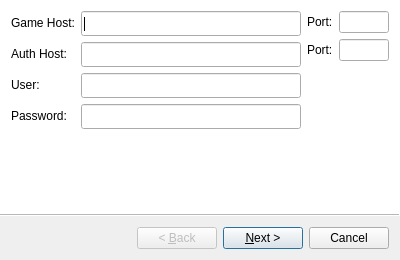
First picture: the form in gui/connectwizard.ui, repository matoom/frostbite, before the edit.
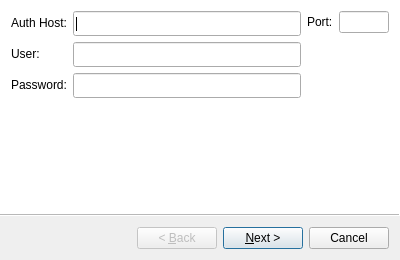
Second picture: the form after the edit. Icons and pictures are not drawn. Custom widgets are drawn as their Qt base class.

Commit message: Fixed highlighter concurrency and memory issues, updated connection wizard to include game selection, added familiar window, added handling for ooc text and added general highlighting for incoming damage text.

The edit to the form file:
```diff
--- a/gui/connectwizard.ui
+++ b/gui/connectwizard.ui
@@ -44,42 +44,13 @@
            <enum>QFormLayout::AllNonFixedFieldsGrow</enum>
           </property>
           <item row="0" column="0">
-           <widget class="QLabel" name="gameHostLabel">
-            <property name="text">
-             <string>Game Host:</string>
-            </property>
-           </widget>
-          </item>
-          <item row="0" column="1">
-           <widget class="QLineEdit" name="gameHostEdit">
-            <property name="sizePolicy">
-             <sizepolicy hsizetype="Expanding" vsizetype="Maximum">
-              <horstretch>0</horstretch>
-              <verstretch>0</verstretch>
-             </sizepolicy>
-            </property>
-            <property name="minimumSize">
-             <size>
-              <width>0</width>
-              <height>25</height>
-             </size>
-            </property>
-            <property name="maximumSize">
-             <size>
-              <width>16777215</width>
-              <height>25</height>
-             </size>
-            </property>
-           </widget>
-          </item>
-          <item row="1" column="0">
            <widget class="QLabel" name="authHostLabel">
             <property name="text">
              <string>Auth Host:</string>
             </property>
            </widget>
           </item>
-          <item row="1" column="1">
+          <item row="0" column="1">
            <widget class="QLineEdit" name="authHostEdit">
             <property name="sizePolicy">
              <sizepolicy hsizetype="Expanding" vsizetype="Maximum">
@@ -101,14 +72,14 @@
             </property>
            </widget>
           </item>
-          <item row="2" column="0">
+          <item row="1" column="0">
            <widget class="QLabel" name="userLabel">
             <property name="text">
              <string>User:</string>
             </property>
            </widget>
           </item>
-          <item row="2" column="1">
+          <item row="1" column="1">
            <widget class="QLineEdit" name="userEdit">
             <property name="sizePolicy">
              <sizepolicy hsizetype="Expanding" vsizetype="Maximum">
@@ -130,14 +101,14 @@
             </property>
            </widget>
           </item>
-          <item row="3" column="0">
+          <item row="2" column="0">
            <widget class="QLabel" name="passwordLabel">
             <property name="text">
              <string>Password:</string>
             </property>
            </widget>
           </item>
-          <item row="3" column="1">
+          <item row="2" column="1">
            <widget class="QLineEdit" name="passwordEdit">
             <property name="sizePolicy">
              <sizepolicy hsizetype="Expanding" vsizetype="Maximum">
@@ -166,37 +137,17 @@
         </item>
         <item>
          <layout class="QFormLayout" name="formLayout">
+          <property name="fieldGrowthPolicy">
+           <enum>QFormLayout::AllNonFixedFieldsGrow</enum>
+          </property>
           <item row="0" column="0">
-           <widget class="QLabel" name="gamePortLabel">
-            <property name="text">
-             <string>Port:</string>
-            </property>
-           </widget>
-          </item>
-          <item row="0" column="1">
-           <widget class="QLineEdit" name="gamePortEdit">
-            <property name="sizePolicy">
-             <sizepolicy hsizetype="Fixed" vsizetype="Fixed">
-              <horstretch>0</horstretch>
-              <verstretch>0</verstretch>
-             </sizepolicy>
-            </property>
-            <property name="maximumSize">
-             <size>
-              <width>50</width>
-              <height>16777215</height>
-             </size>
-            </property>
-           </widget>
-          </item>
-          <item row="1" column="0">
            <widget class="QLabel" name="authPortlabel">
             <property name="text">
              <string>Port:</string>
             </property>
            </widget>
           </item>
-          <item row="1" column="1">
+          <item row="0" column="1">
            <widget class="QLineEdit" name="authPortEdit">
             <property name="sizePolicy">
              <sizepolicy hsizetype="Fixed" vsizetype="Fixed">
```
Left out of the diff: 86 changed lines with no effect on the pictures. The commit also changes 50 other files.
